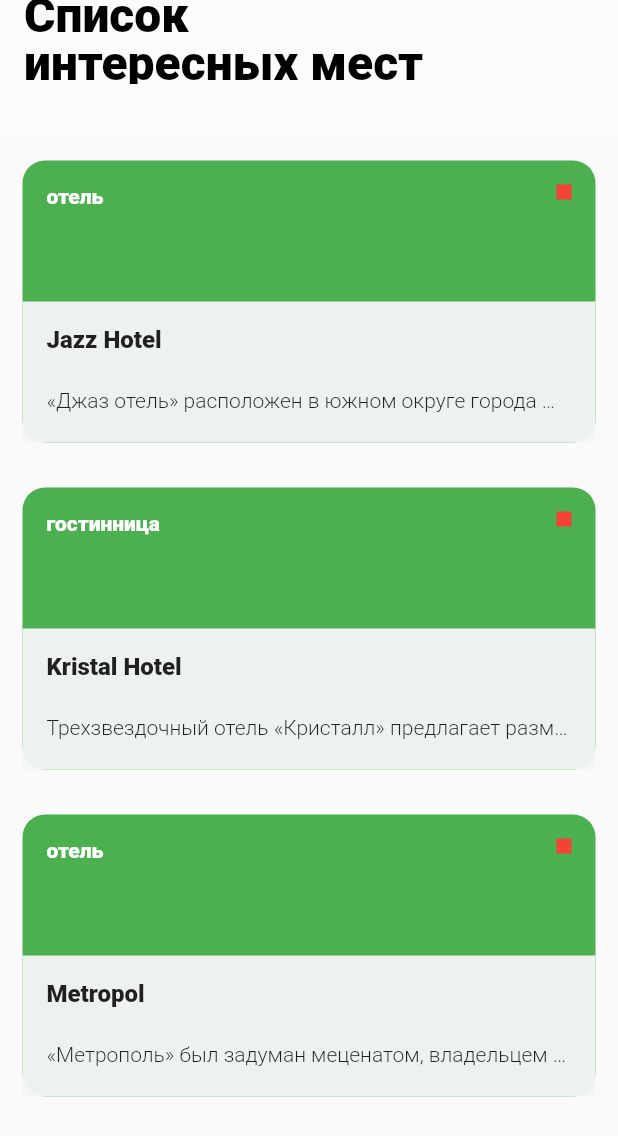
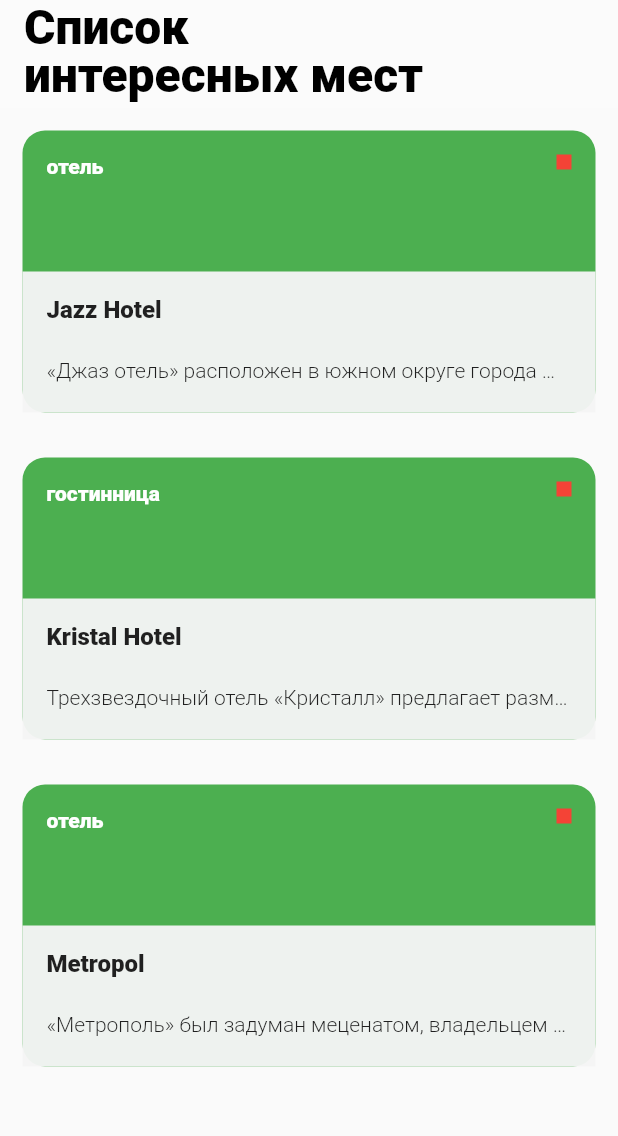
Before and after one commit to bigbagabum/surf-flutter-course-evdokimov, a Flutter app: the screen it shows after launch, on a phone screen of 412 x 824 dp. Shown: the top 1136 px of the screen. Run offline on Flutter 3.47's test engine with Material 2 defaults, Android fonts, the phone set to English and light mode, and no system bars.

```diff
--- a/places/places/lib/ui/res/app_theme.dart
+++ b/places/places/lib/ui/res/app_theme.dart
@@ -27,3 +27,7 @@ class AppTypography {
 class AppColors {
   static const myColor = Colors.red;
 }
+
+class AppSize {
+  static const double appBarHeight = 72;
+}
--- a/places/places/lib/ui/screen/sight_list_screen.dart
+++ b/places/places/lib/ui/screen/sight_list_screen.dart
@@ -8,29 +8,26 @@ import 'package:places/ui/res/app_theme.dart';
 // класс AppBar наследник от PrefferedSizeWidget
 
 class MyAppBar extends StatelessWidget implements PreferredSizeWidget {
-  static const double height = 92;
-
   const MyAppBar({
     Key? key,
   }) : super(key: key);
 
   @override
   Widget build(BuildContext context) {
-    return PreferredSize(
-        preferredSize: preferredSize,
-        child: AppBar(
+    return AppBar(
+        toolbarHeight: 72,
         elevation: 0,
         backgroundColor: Colors.white10,
         title: Text(
           AppStrings.appTitle,
           textAlign: TextAlign.left,
           style: AppTypography.textText32Bold,
-            )));
+        ));
   }
 
   @override
   // // TODO: implement preferredSize
-  Size get preferredSize => Size.fromHeight(height);
+  Size get preferredSize => Size.fromHeight(AppSize.appBarHeight);
 }
 
 class SightListScreen extends StatefulWidget {
```
Lines whose indentation alone changed are shown as unchanged.
